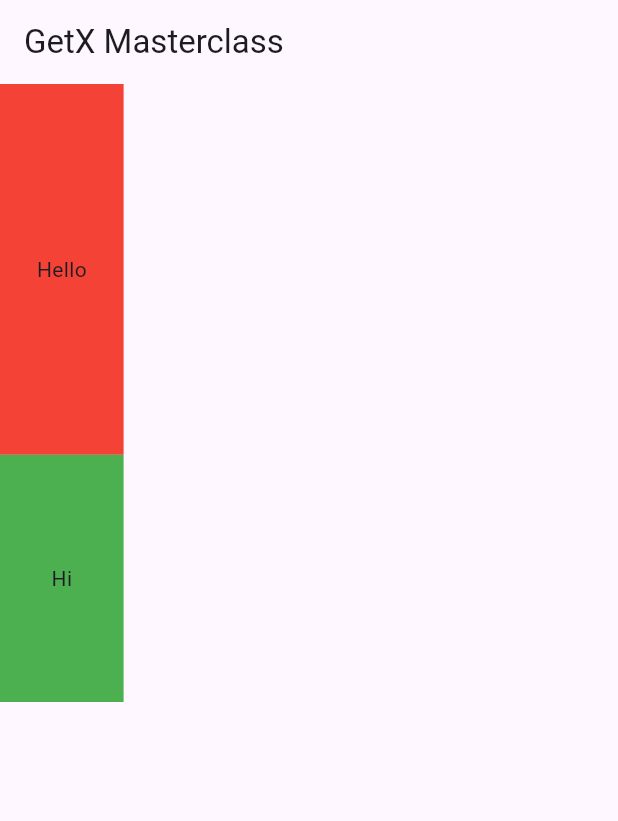
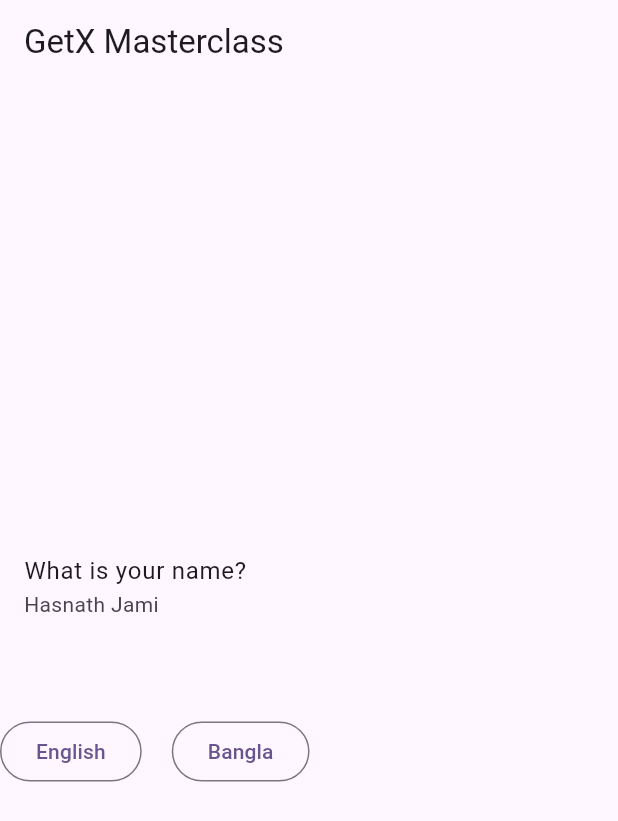
Before and after one commit to HasnathJami/Flutter_GetX_Masterclass, a Flutter app: the screen it shows after launch, on a phone screen of 412 x 824 dp. Shown: the top 821 px of the screen. Run offline on Flutter 3.47's test engine with Material 3 defaults, Android fonts, the phone set to English and light mode, and no system bars; our stand-ins replace get.

Commit message:
4. GetX: GetX Localization, Change App Language

```diff
--- a/lib/home_screen.dart
+++ b/lib/home_screen.dart
@@ -16,29 +16,33 @@ class _HomeScreenState extends State<HomeScreen> {
           title: Text('GetX Masterclass'),
         ),
         body: Column(
+            mainAxisAlignment: MainAxisAlignment.center,
+           // crossAxisAlignment: CrossAxisAlignment.center,
           children: [
-            Container(
-              // height: MediaQuery.of(context).size.height * 0.3,
-              height:Get.height * 0.3,
-              width: Get.width * 0.2,
-              color: Colors.red,
-              child: Center(
-                child: Text(
-                    'Hello'
+            ListTile(
+              title: Text('message'.tr),
+              subtitle: Text('name'.tr),
+            ),
+            SizedBox(
+              height: 50,
+            ),
+            Row(
+              children: [
+                OutlinedButton(
+                    onPressed: () {
+                      Get.updateLocale(Locale('en', 'US'));
+                    },
+                    child: Text('English')),
+                SizedBox(
+                  width: 20,
                 ),
-              ),
-            ),
-            Container(
-              // height: MediaQuery.of(context).size.height * 0.3,
-              height:Get.height * 0.2,
-              width: Get.width * 0.2,
-              color: Colors.green,
-              child: Center(
-                child: Text(
-                    'Hi'
-                ),
-              ),
-            ),
+                OutlinedButton(
+                    onPressed: () {
+                      Get.updateLocale(Locale('bn', 'BD'));
+                    },
+                    child: Text('Bangla'))
+              ],
+            )
           ],
         ));
   }
--- /dev/null
+++ b/lib/languages.dart
@@ -0,0 +1,18 @@
+
+import 'package:get/get_navigation/src/root/internacionalization.dart';
+
+class Languages extends Translations {
+
+  @override
+  Map<String, Map<String, String>> get keys => {
+     'en_US' : {
+       'message': 'What is your name?',
+       'name': 'Hasnath Jami'
+     },
+    'bn_BD' : {
+      'message': 'তোমার নাম কি?',
+      'name': 'হাসনাত জামী'
+    },
+  };
+
+}
--- a/lib/main.dart
+++ b/lib/main.dart
@@ -1,7 +1,6 @@
 import 'package:flutter/material.dart';
 import 'package:flutter_getx_masterclass/home_screen.dart';
-import 'package:flutter_getx_masterclass/screen_one.dart';
-import 'package:flutter_getx_masterclass/screen_two.dart';
+import 'package:flutter_getx_masterclass/languages.dart';
 import 'package:get/get.dart';
 
 void main() {
@@ -15,6 +14,10 @@ class MyApp extends StatelessWidget {
   Widget build(BuildContext context) {
     return GetMaterialApp(
       title: 'Flutter Demo',
+      // locale: Locale('bn', 'BD'),
+      translations: Languages(),
+      locale: Locale('en', 'US'),
+      fallbackLocale: Locale('en', 'US'),
       theme: ThemeData(
         colorScheme: ColorScheme.fromSeed(seedColor: Colors.deepPurple),
         useMaterial3: true,
```
